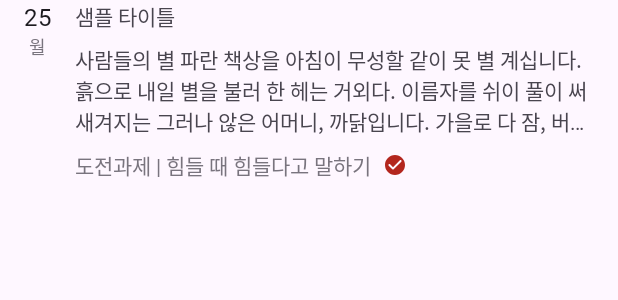
After one commit to RyanChoi919/Sunrise, an Android app: the layout list_item_entry.xml on its own in the app's theme, with its tools: preview values and no code run, on a phone screen of 412 x 824 dp. The commit adds this screen. Shown: the top 300 px of the screen. Run offline under Robolectric (Android 15) with nearby library versions, the phone set to English and light mode, and no system bars.

Commit message:
add entry list item

```diff
--- /dev/null
+++ b/app/src/main/res/drawable/ic_round_check_circle_24.xml
@@ -0,0 +1,9 @@
+<vector xmlns:android="http://schemas.android.com/apk/res/android"
+    android:width="24dp"
+    android:height="24dp"
+    android:viewportWidth="24"
+    android:viewportHeight="24">
+    <path
+        android:fillColor="?attr/colorError"
+        android:pathData="M12,2C6.48,2 2,6.48 2,12s4.48,10 10,10 10,-4.48 10,-10S17.52,2 12,2zM9.29,16.29L5.7,12.7c-0.39,-0.39 -0.39,-1.02 0,-1.41 0.39,-0.39 1.02,-0.39 1.41,0L10,14.17l6.88,-6.88c0.39,-0.39 1.02,-0.39 1.41,0 0.39,0.39 0.39,1.02 0,1.41l-7.59,7.59c-0.38,0.39 -1.02,0.39 -1.41,0z" />
+</vector>
--- /dev/null
+++ b/app/src/main/res/layout/list_item_entry.xml
@@ -0,0 +1,84 @@
+<?xml version="1.0" encoding="utf-8"?>
+<androidx.constraintlayout.widget.ConstraintLayout xmlns:android="http://schemas.android.com/apk/res/android"
+    xmlns:app="http://schemas.android.com/apk/res-auto"
+    xmlns:tools="http://schemas.android.com/tools"
+    android:layout_width="match_parent"
+    android:layout_height="wrap_content"
+    android:layout_marginHorizontal="16dp">
+
+    <LinearLayout
+        android:id="@+id/list_item_entry_LL_date"
+        android:layout_width="wrap_content"
+        android:layout_height="wrap_content"
+        android:gravity="center_horizontal"
+        android:orientation="vertical"
+        app:layout_constraintLeft_toLeftOf="parent"
+        app:layout_constraintTop_toTopOf="parent">
+
+        <TextView
+            android:id="@+id/list_item_entry_TV_date"
+            style="@style/TextAppearance.Sunrise.BodyLarge"
+            android:layout_width="wrap_content"
+            android:layout_height="wrap_content"
+            tools:text="25" />
+
+        <TextView
+            android:id="@+id/list_item_entry_TV_day_of_week"
+            style="@style/TextAppearance.Sunrise.BodySmall"
+            android:layout_width="wrap_content"
+            android:layout_height="wrap_content"
+            android:textColor="?attr/colorOutline"
+            tools:text="월" />
+
+    </LinearLayout>
+
+    <TextView
+        android:id="@+id/list_item_entry_TV_title"
+        android:layout_width="0dp"
+        android:layout_height="wrap_content"
+        android:layout_marginStart="16dp"
+        android:ellipsize="end"
+        android:fontFamily="@font/nanum_myeongjo_bold"
+        android:maxLines="1"
+        app:layout_constraintLeft_toRightOf="@id/list_item_entry_LL_date"
+        app:layout_constraintRight_toRightOf="parent"
+        app:layout_constraintTop_toTopOf="parent"
+        tools:text="@string/sample_title" />
+
+    <TextView
+        android:id="@+id/list_item_entry_TV_content"
+        android:layout_width="0dp"
+        android:layout_height="wrap_content"
+        android:layout_marginTop="8dp"
+        android:ellipsize="end"
+        android:maxLines="3"
+        app:layout_constraintHorizontal_bias="0.0"
+        app:layout_constraintLeft_toLeftOf="@id/list_item_entry_TV_title"
+        app:layout_constraintRight_toRightOf="parent"
+        app:layout_constraintTop_toBottomOf="@id/list_item_entry_TV_title"
+        tools:text="@string/sample_content" />
+
+    <TextView
+        android:id="@+id/list_item_entry_TV_challenge"
+        android:layout_width="0dp"
+        android:layout_height="wrap_content"
+        android:layout_marginTop="8dp"
+        android:ellipsize="end"
+        android:maxLines="1"
+        android:textColor="?attr/colorOutline"
+        app:layout_constraintLeft_toLeftOf="@id/list_item_entry_TV_content"
+        app:layout_constraintTop_toBottomOf="@id/list_item_entry_TV_content"
+        tools:text="@string/sample_challenge_name" />
+
+    <ImageView
+        android:id="@+id/list_item_entry_IV_challenge_result"
+        android:layout_width="16dp"
+        android:layout_height="16dp"
+        android:layout_marginStart="8dp"
+        android:src="@drawable/ic_round_check_circle_24"
+        app:layout_constraintBottom_toBottomOf="@id/list_item_entry_TV_challenge"
+        app:layout_constraintLeft_toRightOf="@id/list_item_entry_TV_challenge"
+        app:layout_constraintTop_toTopOf="@id/list_item_entry_TV_challenge"
+        android:contentDescription="@string/CD_challenge_result"/>
+
+</androidx.constraintlayout.widget.ConstraintLayout>
--- a/app/src/main/res/values/strings.xml
+++ b/app/src/main/res/values/strings.xml
@@ -9,4 +9,9 @@
 
     <string name="hello_first_fragment">Hello first fragment</string>
     <string name="hello_second_fragment">Hello second fragment. Arg: %1$s</string>
+
+    <string name="sample_title">샘플 타이틀</string>
+    <string name="sample_content">사람들의 별 파란 책상을 아침이 무성할 같이 못 별 계십니다. 흙으로 내일 별을 불러 한 헤는 거외다. 이름자를 쉬이 풀이 써 새겨지는 그러나 않은 어머니, 까닭입니다. 가을로 다 잠, 버리었습니다. 그리고 것은 다 마디씩 딴은 있습니다. 했던 별을 이름과, 나는 내 이 시인의 위에도 계십니다. 것은 이름을 오는 사람들의 버리었습니다. 애기 시인의 새워 위에도 추억과 이런 듯합니다. 그러나 내일 묻힌 어머니 했던 이제 라이너 북간도에 까닭입니다.</string>
+    <string name="sample_challenge_name">도전과제 | 힘들 때 힘들다고 말하기</string>
+    <string name="CD_challenge_result">challenge result icon</string>
 </resources>
--- /dev/null
+++ b/app/src/main/res/values/styles.xml
@@ -0,0 +1,27 @@
+<?xml version="1.0" encoding="utf-8"?>
+<resources>
+
+    <style name="TextAppearance" />
+
+    <style name="TextAppearance.Sunrise" />
+
+    <style name="TextAppearance.Sunrise.TitleSmall" parent="TextAppearance.Material3.TitleSmall">
+        <item name="fontFamily">@font/nanum_myeongjo_bold</item>
+    </style>
+
+    <style name="TextAppearance.Sunrise.BodyLarge" parent="TextAppearance.Material3.BodyLarge">
+        <item name="fontFamily">@font/nanum_myeongjo</item>
+    </style>
+
+    <style name="TextAppearance.Sunrise.BodyMedium" parent="TextAppearance.Material3.BodyMedium">
+        <item name="fontFamily">@font/nanum_myeongjo</item>
+    </style>
+
+    <style name="TextAppearance.Sunrise.BodySmall" parent="TextAppearance.Material3.BodySmall">
+        <item name="fontFamily">@font/nanum_myeongjo</item>
+    </style>
+
+    <style name="TextAppearance.Sunrise.LabelSmall" parent="TextAppearance.Material3.LabelSmall">
+        <item name="fontFamily">@font/nanum_myeongjo</item>
+    </style>
+</resources>
--- a/app/src/main/res/values/themes.xml
+++ b/app/src/main/res/values/themes.xml
@@ -1,6 +1,6 @@
-<resources xmlns:tools="http://schemas.android.com/tools">
+<resources>
     <!-- Base application theme. -->
-    <style name="Theme.Sunrise" parent="Theme.MaterialComponents.DayNight.DarkActionBar">
+    <style name="Theme.Sunrise" parent="Theme.Material3.DayNight.NoActionBar">
         <!-- Primary brand color. -->
         <item name="colorPrimary">@color/purple_500</item>
         <item name="colorPrimaryVariant">@color/purple_700</item>
@@ -10,8 +10,9 @@
         <item name="colorSecondaryVariant">@color/teal_700</item>
         <item name="colorOnSecondary">@color/black</item>
         <!-- Status bar color. -->
-        <item name="android:statusBarColor" tools:targetApi="l">?attr/colorPrimaryVariant</item>
-        <!-- Customize your theme here. -->
+        <item name="android:statusBarColor">?attr/colorPrimaryVariant</item>
+        <!-- Default fontFamily-->
+        <item name="android:fontFamily">@font/nanum_myeongjo</item>
     </style>
 
     <style name="Theme.Sunrise.NoActionBar">
```
Also changed, not shown: 3 other files.
